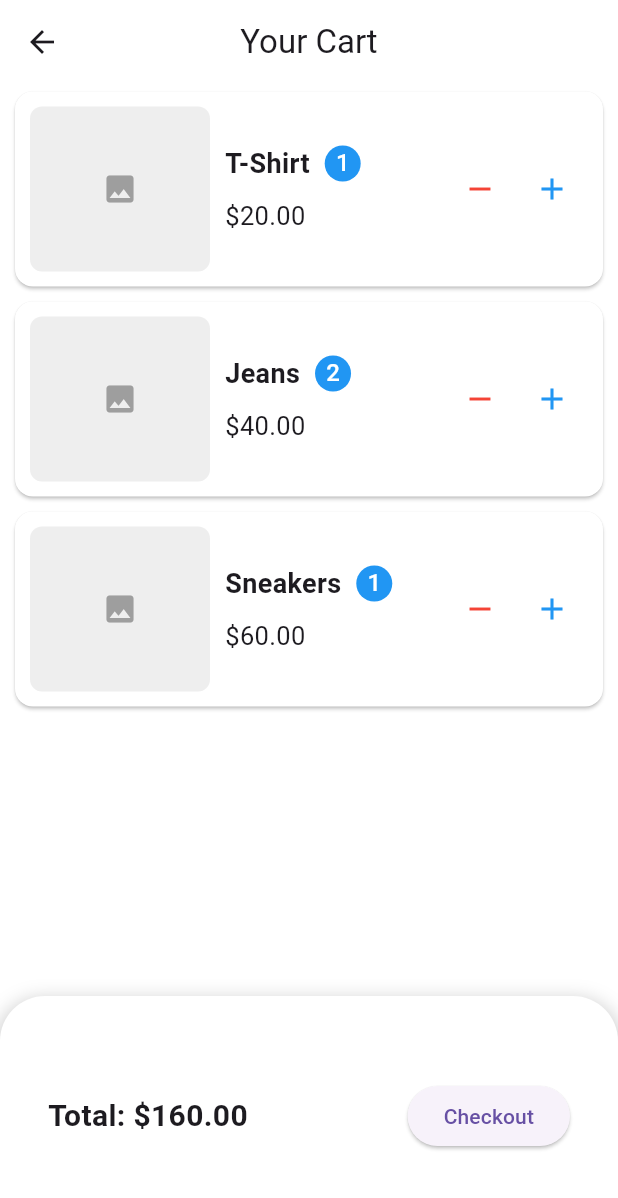
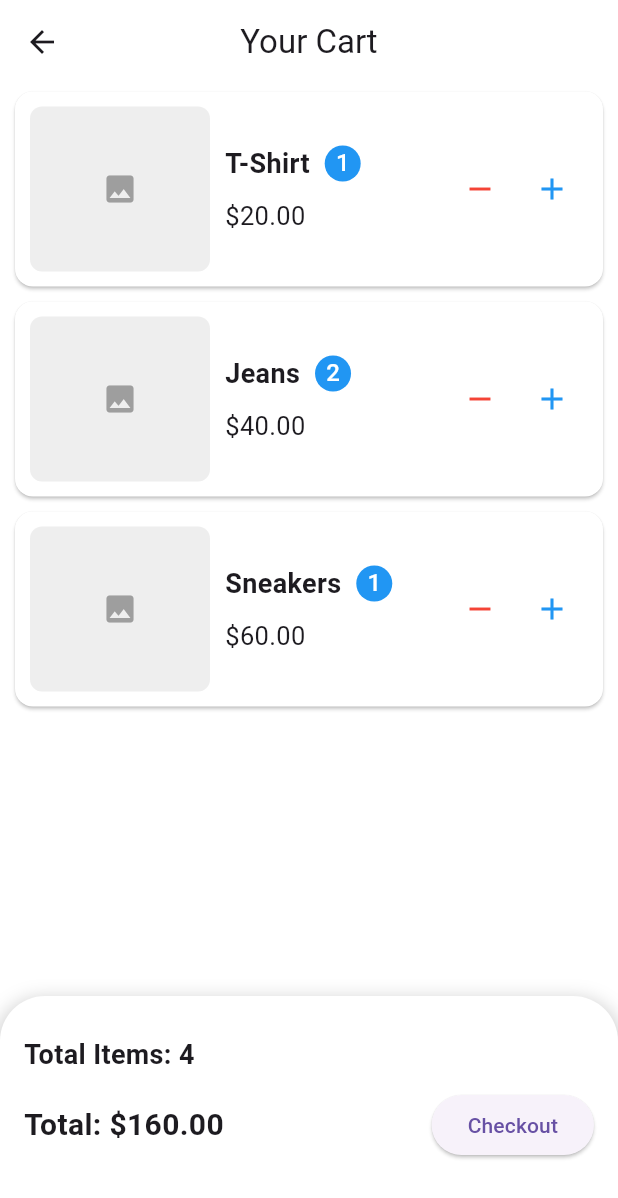
Before and after one commit to hadishamoun1/vesti-app, a Flutter app: the CartScreen screen opened directly, after a tap on "Checkout", on a phone screen of 412 x 824 dp. Shown: the top 1198 px of the screen. Run offline on Flutter 3.47's test engine with Material 3 defaults, Android fonts, the phone set to English and light mode, and no system bars; our stand-ins replace geolocator, image_picker, jwt_decoder, permission_handler, shared_preferences; missing offline and left inert: flutter_background_geolocation; accounts and stored records are empty.

Commit message:
Addded total items text

```diff
--- a/lib/screens/Cart.dart
+++ b/lib/screens/Cart.dart
@@ -15,6 +15,10 @@ class _CartScreenState extends State<CartScreen> {
   double get totalPrice {
     return cartItems.fold(
         0.0, (total, item) => total + (item.price * item.quantity));
+  }
+
+  int get totalItems {
+    return cartItems.fold(0, (total, item) => total + item.quantity);
   }
 
   void _onCheckout() {
@@ -159,23 +163,33 @@ class _CartScreenState extends State<CartScreen> {
                 ),
               ],
             ),
-            child: Padding(
-              padding: const EdgeInsets.all(16.0),
-              child: Row(
+            child: Column(
+              crossAxisAlignment: CrossAxisAlignment.start,
+              children: [
+                // Total items text
+                Padding(
+                  padding: const EdgeInsets.fromLTRB(0, 10, 0, 0),
+                  child: Text(
+                    'Total Items: $totalItems',
+                    style: TextStyle(fontSize: 18, fontWeight: FontWeight.bold),
+                  ),
+                ),
+                SizedBox(height: 10),
+                Row(
                   mainAxisAlignment: MainAxisAlignment.spaceBetween,
                   children: [
                     Text(
                       'Total: \$${totalPrice.toStringAsFixed(2)}',
-                    style: TextStyle(fontSize: 20, fontWeight: FontWeight.bold),
+                      style:
+                          TextStyle(fontSize: 20, fontWeight: FontWeight.bold),
                     ),
                     ElevatedButton(
-                    onPressed: () {
-                      _onCheckout();
-                    },
+                      onPressed: _onCheckout,
                       child: Text('Checkout'),
                     ),
                   ],
                 ),
+              ],
             ),
           ),
         ],
```
Lines whose indentation alone changed are shown as unchanged.
